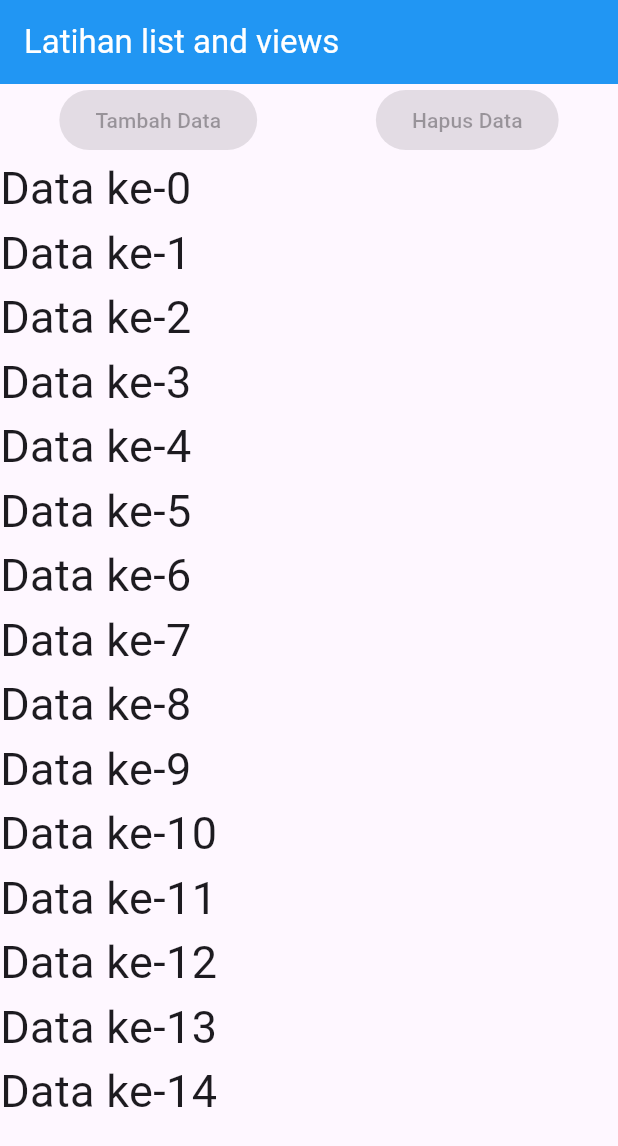
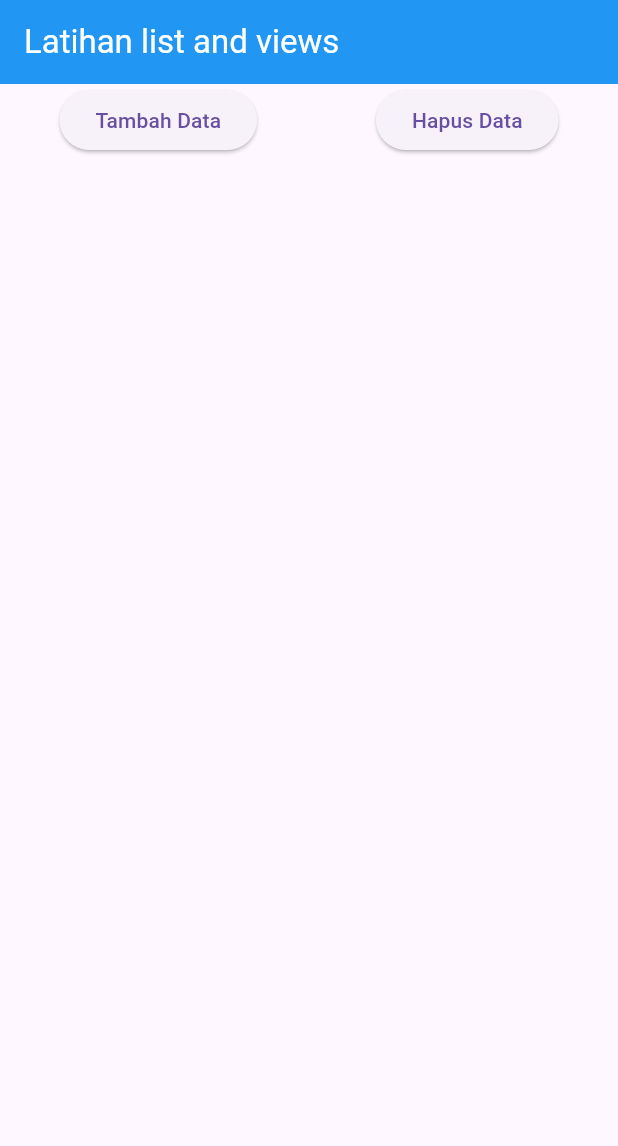
Before and after one commit to ahmadromadhani007/FlutterCode, a Flutter app: the screen it shows after launch, on a phone screen of 412 x 824 dp. Shown: the top 1146 px of the screen. Run offline on Flutter 3.47's test engine with Material 3 defaults, Android fonts, the phone set to English and light mode, and no system bars.

Commit message:
listView

```diff
--- a/flutter_basic/latihan_list_view/lib/main.dart
+++ b/flutter_basic/latihan_list_view/lib/main.dart
@@ -14,10 +14,10 @@
 class _MyAppState extends State<MyApp> {
   @override
   List<Widget> widgets = [];
-
-  _MyAppState() {
-    for (int i = 0; i < 15; i++) widgets.add(Text("Data ke-" + i.toString(), style: TextStyle(fontSize: 30),));
-  }
+  int counter = 1;
+  // _MyAppState() {
+  //   for (int i = 0; i < 15; i++) widgets.add(Text("Data ke-" + i.toString(), style: TextStyle(fontSize: 30),));
+  // }
 
   Widget build(BuildContext context) {
     return MaterialApp(
@@ -34,16 +34,37 @@
             Row(
               mainAxisAlignment: MainAxisAlignment.spaceAround,
               children: <Widget>[
-                ElevatedButton(child: Text("Tambah Data"), onPressed: null,),
-                ElevatedButton(child: Text("Hapus Data"), onPressed: null,),
+                ElevatedButton(
+                  child: Text("Tambah Data"),
+                  onPressed: () {
+                    setState(() {
+                      widgets.add(
+                        Text(
+                          "Data ke-" + counter.toString(),
+                          style: TextStyle(fontSize: 30),
+                        ),
+                      );
+                      counter++;
+                    });
+                  },
+                ),
+                ElevatedButton(
+                  child: Text("Hapus Data"),
+                  onPressed: () {
+                    setState(() {
+                      widgets.removeLast();
+                      counter--;
+                    });
+                  },
+                ),
               ],
             ),
             Column(
               crossAxisAlignment: CrossAxisAlignment.start,
               children: widgets,
-            )
-          ]
-          ),
+            ),
+          ],
+        ),
       ),
     );
   }
```
